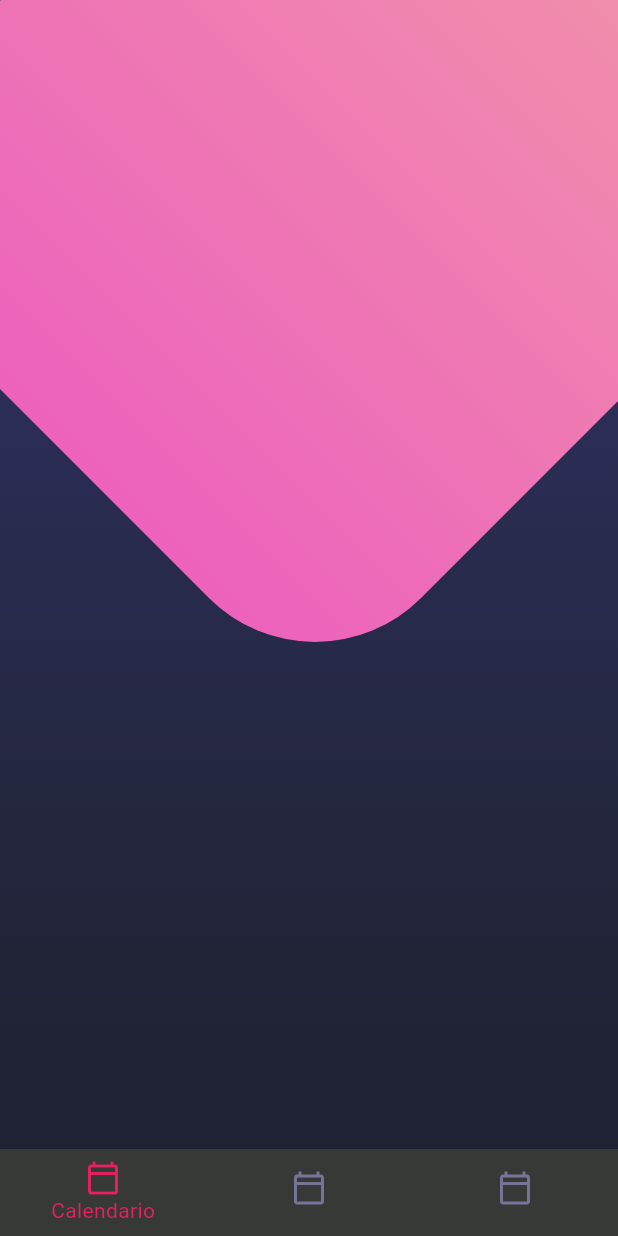
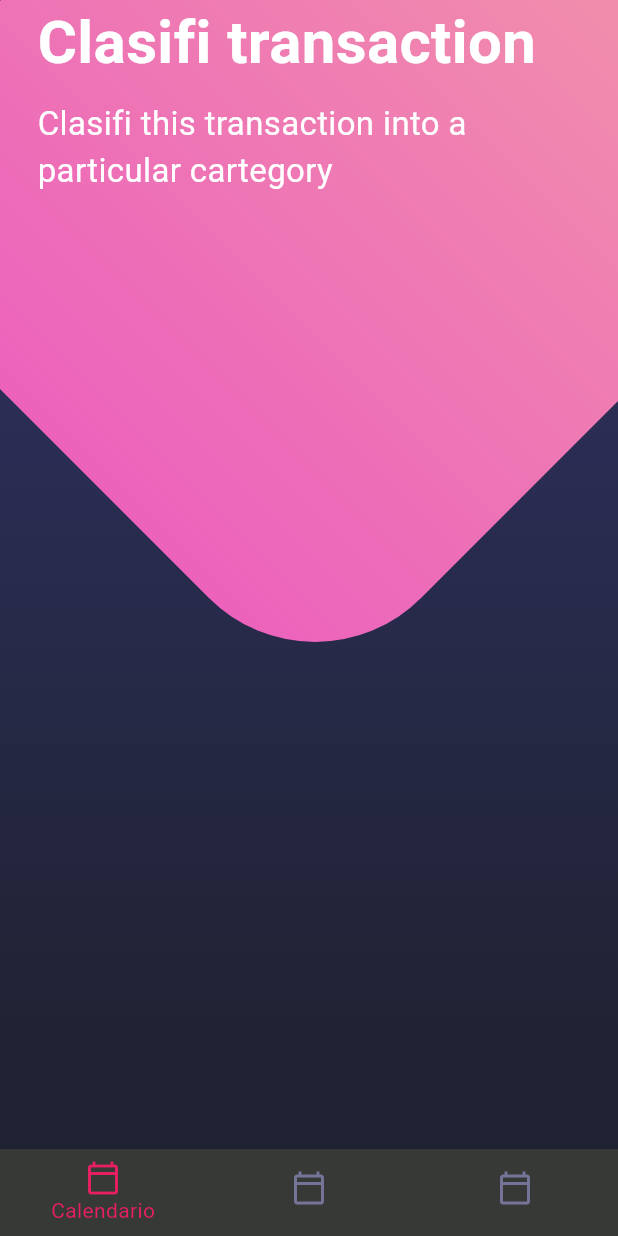
Before and after one commit to Cesarcceo/disenos, a Flutter app: the screen it shows after launch, on a phone screen of 412 x 824 dp. Run offline on Flutter 3.47's test engine with Material 3 defaults, Android fonts, the phone set to English and light mode, and no system bars.

Commit message:
New feature (widgets): :sparkles: se creo el archivo page_title.darty ya se ve el titulo en pantalla

```diff
--- a/lib/main.dart
+++ b/lib/main.dart
@@ -1,5 +1,5 @@
 import 'package:flutter/material.dart';
-import 'package:flutter/widgets.dart';
+import 'package:flutter/services.dart';
 
 import 'package:disenos/screens/screens.dart';
 
@@ -8,6 +8,9 @@ void main()=> runApp(Myapp());
 class Myapp extends StatelessWidget {
   @override
   Widget build(BuildContext context) {
+
+    SystemChrome.setSystemUIOverlayStyle(SystemUiOverlayStyle.light);
+
     return MaterialApp(
       debugShowCheckedModeBanner: false,
       title: 'Material app',
--- a/lib/screens/home_screen.dart
+++ b/lib/screens/home_screen.dart
@@ -9,10 +9,28 @@ class HomeScreen extends StatelessWidget {
     return Scaffold(
       body: Stack(
         children: [
-        Background()
+        Background(),
+        _HomeBody()
         ],
       ),
       bottomNavigationBar: const CustonBottomNavigation(),
     );
   }
 }
+
+class _HomeBody extends StatelessWidget {
+  const _HomeBody({
+    super.key,
+  });
+
+  @override
+  Widget build(BuildContext context) {
+    return SingleChildScrollView(
+      child: Column(
+        children: [
+          PageTitle(),
+        ],
+      ),
+    );
+  }
+}
--- /dev/null
+++ b/lib/widgets/page_title.dart
@@ -0,0 +1,22 @@
+import 'package:flutter/material.dart';
+
+class PageTitle extends StatelessWidget {
+
+  @override
+  Widget build(BuildContext context) {
+    return SafeArea(
+      bottom:  false,
+      child: Container(
+        margin: EdgeInsets.symmetric(horizontal: 25),
+        child: const Column(
+          crossAxisAlignment: CrossAxisAlignment.start,
+          children: [
+            Text('Clasifi transaction',style:  TextStyle(fontSize: 40, fontWeight: FontWeight.bold, color: Colors.white),),
+            SizedBox(height: 10),
+            Text('Clasifi this transaction into a \nparticular cartegory',style:  TextStyle(fontSize: 22, color: Colors.white)),
+          ],
+        ),
+      ),
+    );
+  }
+}
--- a/lib/widgets/widgets.dart
+++ b/lib/widgets/widgets.dart
@@ -1,4 +1,4 @@
 
+export 'package:disenos/widgets/page_title.dart';
+export 'package:disenos/widgets/background.dart';
 export 'package:disenos/widgets/custom_bottom_navigation.dart';
-
-export 'package:disenos/widgets/background.dart';
```
